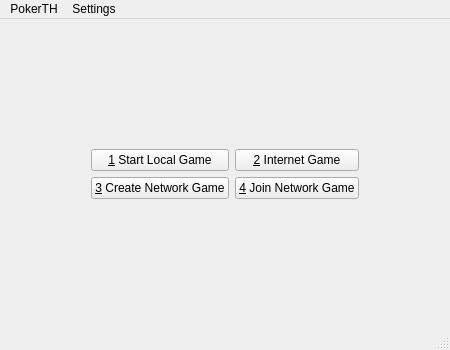
Before: the Qt Designer form src/gui/qt/startwindow.ui in pokerth/pokerth, drawn with Qt 5.
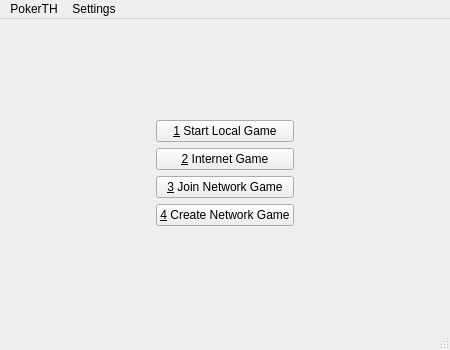
After: the same form once the commit is applied. Icons and pictures are not drawn.

What changed in the file:
```diff
--- a/src/gui/qt/startwindow.ui
+++ b/src/gui/qt/startwindow.ui
@@ -25,7 +25,7 @@
    <string>PokerTH 0.6.3 - The Open-Source Texas Holdem Engine</string>
   </property>
   <widget class="QWidget" name="centralwidget" >
-   <layout class="QGridLayout" >
+   <layout class="QGridLayout" name="gridLayout" >
     <item row="0" column="1" >
      <spacer>
       <property name="orientation" >
@@ -52,39 +52,85 @@
       </property>
      </spacer>
     </item>
-    <item row="1" column="1" colspan="2" >
-     <layout class="QGridLayout" >
-      <item row="0" column="1" >
+    <item row="1" column="1" >
+     <layout class="QVBoxLayout" name="verticalLayout" >
+      <item>
+       <widget class="QPushButton" name="pushButtonStart_Local_Game" >
+        <property name="focusPolicy" >
+         <enum>Qt::NoFocus</enum>
+        </property>
+        <property name="text" >
+         <string>&amp;1 Start Local Game</string>
+        </property>
+        <property name="icon" >
+         <iconset resource="resources/pokerth.qrc" >
+          <normaloff>:/gfx/swbuttonlocalgame.png</normaloff>:/gfx/swbuttonlocalgame.png</iconset>
+        </property>
+        <property name="iconSize" >
+         <size>
+          <width>32</width>
+          <height>32</height>
+         </size>
+        </property>
+       </widget>
+      </item>
+      <item>
        <widget class="QPushButton" name="pushButtonInternet_Game" >
         <property name="text" >
          <string>&amp;2 Internet Game</string>
         </property>
-       </widget>
-      </item>
-      <item row="1" column="0" >
-       <widget class="QPushButton" name="pushButton_Create_Network_Game" >
-        <property name="text" >
-         <string>&amp;3 Create Network Game</string>
+        <property name="icon" >
+         <iconset resource="resources/pokerth.qrc" >
+          <normaloff>:/gfx/swbuttoninternetgame.png</normaloff>:/gfx/swbuttoninternetgame.png</iconset>
         </property>
+        <property name="iconSize" >
+         <size>
+          <width>32</width>
+          <height>32</height>
+         </size>
+        </property>
        </widget>
       </item>
-      <item row="1" column="1" >
+      <item>
        <widget class="QPushButton" name="pushButton_Join_Network_Game" >
         <property name="text" >
-         <string>&amp;4 Join Network Game</string>
+         <string>&amp;3 Join Network Game</string>
+        </property>
+        <property name="icon" >
+         <iconset resource="resources/pokerth.qrc" >
+          <normaloff>:/gfx/swbuttonjoinnetworkgame.png</normaloff>:/gfx/swbuttonjoinnetworkgame.png</iconset>
+        </property>
+        <property name="iconSize" >
+         <size>
+          <width>32</width>
+          <height>32</height>
+         </size>
         </property>
        </widget>
       </item>
-      <item row="0" column="0" >
-       <widget class="QPushButton" name="pushButtonStart_Local_Game" >
+      <item>
+       <widget class="QPushButton" name="pushButton_Create_Network_Game" >
+        <property name="focusPolicy" >
+         <enum>Qt::NoFocus</enum>
+        </property>
         <property name="text" >
-         <string>&amp;1 Start Local Game</string>
+         <string>&amp;4 Create Network Game</string>
+        </property>
+        <property name="icon" >
+         <iconset resource="resources/pokerth.qrc" >
+          <normaloff>:/gfx/swbuttoncreatenetworkgame.png</normaloff>:/gfx/swbuttoncreatenetworkgame.png</iconset>
+        </property>
+        <property name="iconSize" >
+         <size>
+          <width>32</width>
+          <height>32</height>
+         </size>
         </property>
        </widget>
       </item>
      </layout>
     </item>
-    <item row="1" column="3" >
+    <item row="1" column="2" >
      <spacer>
       <property name="orientation" >
        <enum>Qt::Horizontal</enum>
@@ -97,7 +143,7 @@
       </property>
      </spacer>
     </item>
-    <item row="2" column="2" >
+    <item row="2" column="1" >
      <spacer>
       <property name="orientation" >
        <enum>Qt::Vertical</enum>
```
Left out of the diff: 8 changed lines with no effect on the pictures.
